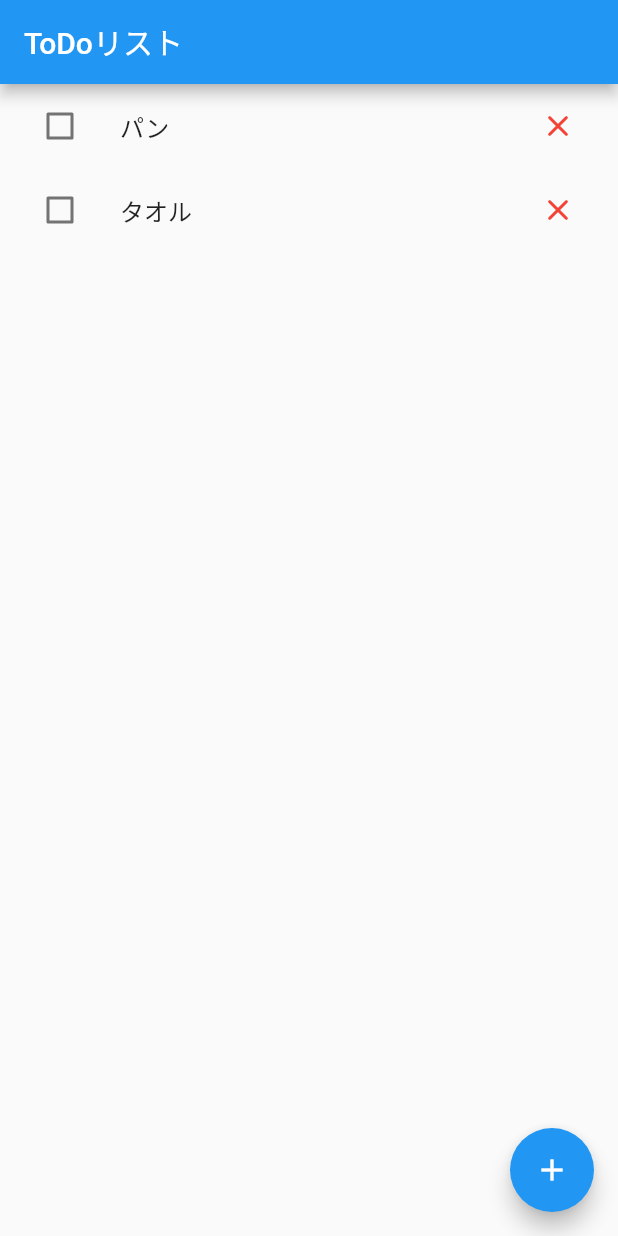
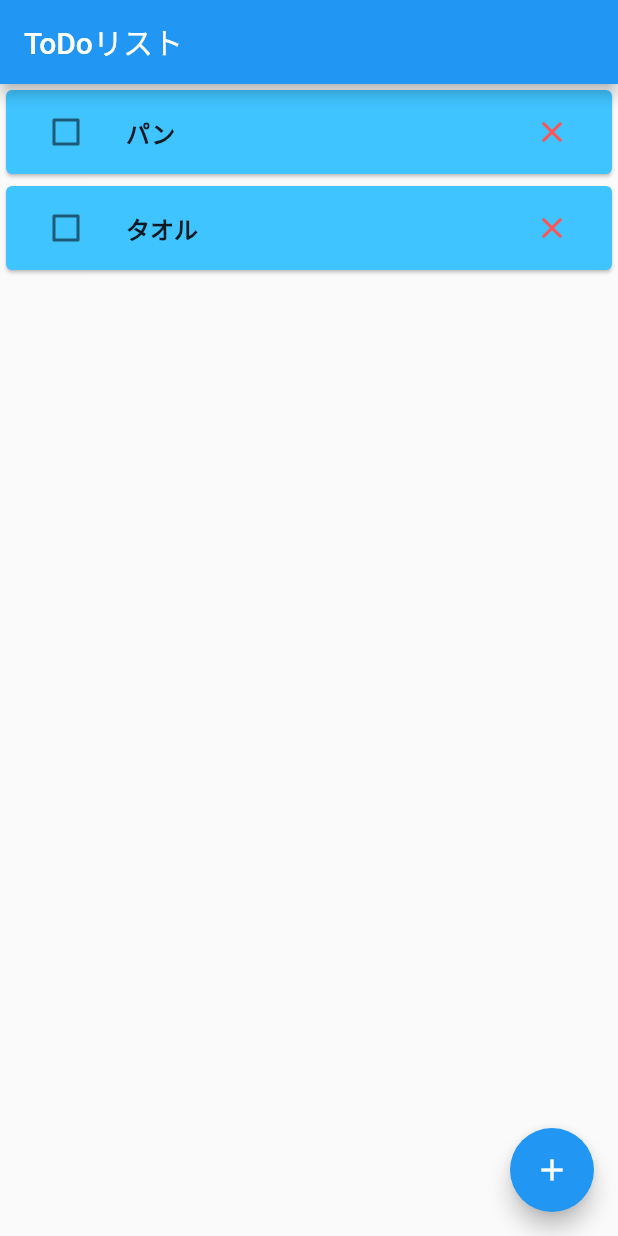
Before and after one commit to reiji012/utage_todo, a Flutter app: the screen it shows after launch, on a phone screen of 412 x 824 dp. Run offline on Flutter 3.47's test engine with Material 2 defaults, Android fonts, the phone set to English and light mode, and no system bars.

Commit message:
デザイン変更

```diff
--- a/lib/home_view.dart
+++ b/lib/home_view.dart
@@ -42,7 +42,9 @@ class _HomeViewState extends State<HomeView> {
       ),
       body: ListView.builder(
         itemBuilder: (context, index) {
-          return ListTile(
+          return Card(
+            color: Colors.lightBlueAccent,
+            child: ListTile(
               leading: Checkbox(
                 value: list[index].isDone,
                 onChanged: (bool? value) {
@@ -53,6 +55,9 @@ class _HomeViewState extends State<HomeView> {
               ),
               title: Text(
                 list[index].title,
+                style: TextStyle(
+                  fontWeight: FontWeight.bold,
+                ),
               ),
               trailing: IconButton(
                 onPressed: () {
@@ -60,7 +65,8 @@ class _HomeViewState extends State<HomeView> {
                 },
                 icon: const Icon(
                   Icons.close_rounded,
-                color: Colors.red,
+                  color: Colors.redAccent,
+                ),
               ),
             ),
           );
```
Lines whose indentation alone changed are shown as unchanged.
